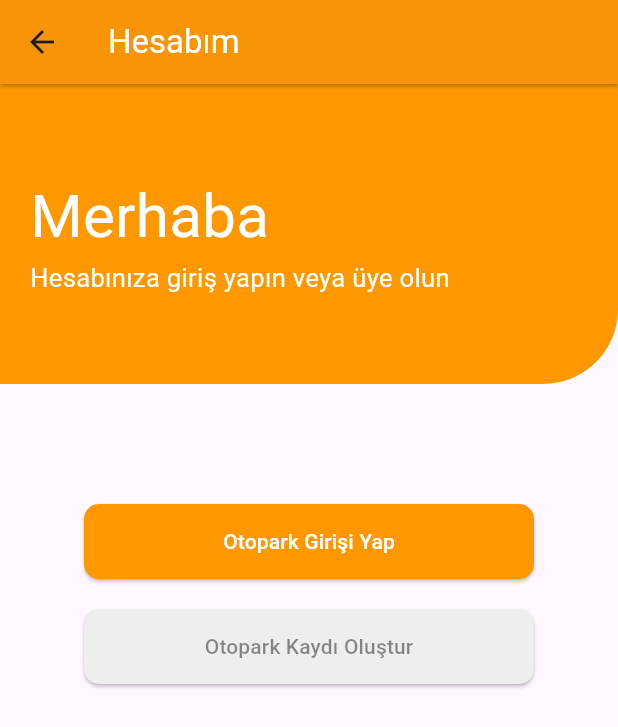
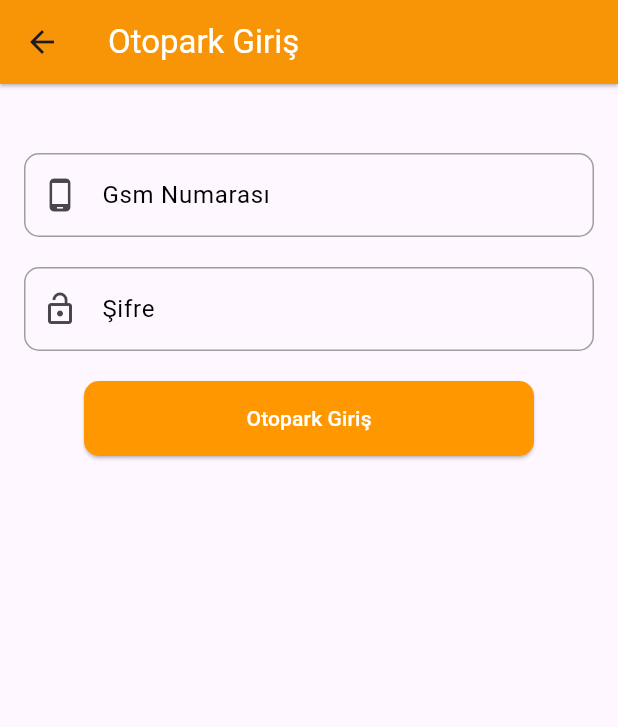
Before and after one commit to alpsarikisla/ValemMobileApplication, a Flutter app: the AccountPage screen opened by its route, after a tap on "Otopark Girişi Yap", on a phone screen of 412 x 824 dp. Shown: the top 727 px of the screen. Run offline on Flutter 3.47's test engine with Material 3 defaults, Android fonts, the phone set to English and light mode, and no system bars; our stand-ins replace cloud_firestore, firebase_core, fluttertoast, hexcolor; accounts and stored records are empty.

Commit message:
LoginPageTasarlandı

```diff
--- a/valem_application/lib/pages/account_page.dart
+++ b/valem_application/lib/pages/account_page.dart
@@ -1,5 +1,6 @@
 import 'package:flutter/material.dart';
 import 'package:hexcolor/hexcolor.dart';
+import 'package:valem_application/pages/login_page.dart';
 import 'package:valem_application/pages/register_page.dart';
 
 class AccountPage extends StatelessWidget {
@@ -53,7 +54,12 @@ Widget content(BuildContext context) {
         height: 80,
       ),
       ElevatedButton(
-        onPressed: () {},
+        onPressed: () {
+          Navigator.of(context).push(MaterialPageRoute(
+              builder: (context) => const LoginPage(
+                    title: "Otopark Giriş",
+                  )));
+        },
         style: ButtonStyle(
             backgroundColor: MaterialStateProperty.all(Colors.orange),
             minimumSize: MaterialStateProperty.all(const Size(300, 50)),
--- /dev/null
+++ b/valem_application/lib/pages/login_page.dart
@@ -0,0 +1,105 @@
+import 'package:cloud_firestore/cloud_firestore.dart';
+import 'package:flutter/material.dart';
+import 'package:valem_application/services/firabase_service.dart';
+import 'package:valem_application/services/models/otopark.dart';
+import 'package:fluttertoast/fluttertoast.dart';
+
+class LoginPage extends StatelessWidget {
+  const LoginPage({super.key, required this.title});
+  final String title;
+
+  @override
+  Widget build(BuildContext context) {
+    return Scaffold(
+      appBar: AppBar(
+        backgroundColor: Colors.orange,
+        title: Text(
+          title,
+          style: const TextStyle(color: Colors.white),
+        ),
+        elevation: 1,
+        shadowColor: Colors.black,
+      ),
+      body: content(context),
+    );
+  }
+}
+
+Widget content(BuildContext context) {
+  final TextEditingController phoneController = TextEditingController();
+  final TextEditingController passwordController = TextEditingController();
+
+  return Padding(
+      padding: const EdgeInsets.all(16.0),
+      child: SingleChildScrollView(
+        child: Column(
+          children: [
+            const SizedBox(
+              height: 30,
+              width: double.infinity,
+            ),
+            TextFormField(
+              controller: phoneController,
+              decoration: InputDecoration(
+                labelText: 'Gsm Numarası',
+                labelStyle: const TextStyle(color: Colors.black),
+                prefixIcon: const Icon(Icons.phone_android),
+                enabledBorder: OutlineInputBorder(
+                  borderSide: const BorderSide(color: Colors.grey),
+                  borderRadius: BorderRadius.circular(10),
+                ),
+                focusedBorder: OutlineInputBorder(
+                  borderSide: const BorderSide(color: Colors.orange),
+                  borderRadius: BorderRadius.circular(10),
+                ),
+              ),
+            ),
+            const SizedBox(
+              height: 20,
+              width: double.infinity,
+            ),
+            TextFormField(
+              controller: passwordController,
+              decoration: InputDecoration(
+                labelText: 'Şifre',
+                labelStyle: const TextStyle(color: Colors.black),
+                prefixIcon: const Icon(Icons.lock_open),
+                enabledBorder: OutlineInputBorder(
+                  borderSide: const BorderSide(color: Colors.grey),
+                  borderRadius: BorderRadius.circular(10),
+                ),
+                focusedBorder: OutlineInputBorder(
+                  borderSide: const BorderSide(color: Colors.orange),
+                  borderRadius: BorderRadius.circular(10),
+                ),
+              ),
+              obscureText: true,
+              enableSuggestions: false,
+              autocorrect: false,
+            ),
+            const SizedBox(
+              height: 20,
+              width: double.infinity,
+            ),
+            ElevatedButton(
+              onPressed: () {},
+              style: ButtonStyle(
+                  backgroundColor: MaterialStateProperty.all(Colors.orange),
+                  minimumSize: MaterialStateProperty.all(const Size(300, 50)),
+                  shape: MaterialStateProperty.all<RoundedRectangleBorder>(
+                    const RoundedRectangleBorder(
+                      borderRadius: BorderRadius.all(Radius.circular(10)),
+                      //side: BorderSide(color: Colors.red),
+                    ),
+                  )),
+              child: const Text(
+                "Otopark Giriş",
+                style: TextStyle(
+                  color: Colors.white,
+                ),
+              ),
+            ),
+          ],
+        ),
+      ));
+}
--- a/valem_application/pubspec.yaml
+++ b/valem_application/pubspec.yaml
@@ -16,6 +16,8 @@ dependencies:
   hexcolor: ^3.0.1
   firebase_core: ^2.27.0
   cloud_firestore: ^4.15.8
+  uuid: ^4.4.0
+  fluttertoast: ^8.2.5
 
 dev_dependencies:
   flutter_test:
```
Also changed, not shown: valem_application/lib/pages/copilotregister.dart (deleted, +0 -92 lines), valem_application/lib/pages/register_page.dart (+36 -1 lines), valem_application/lib/services/firabase_service.dart (+12 -5 lines), valem_application/pubspec.lock, 1 other file.
